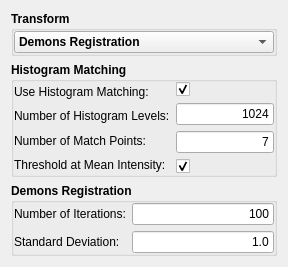
First picture: the form in Modules/Bundles/org.mitk.gui.qt.deformableregistration/src/internal/QmitkDemonsRegistrationViewControls.ui, repository MITK/MITK, before the edit.
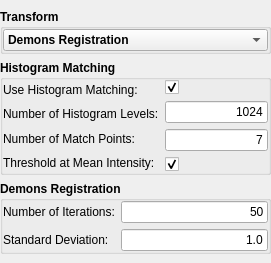
Second picture: the form after the edit.

Commit message: FIX (#2731): Layout changed to only provide Demonsbased registration methods for 3M. BSpline is set to hide();

```diff
--- a/Modules/Bundles/org.mitk.gui.qt.deformableregistration/src/internal/QmitkDemonsRegistrationViewControls.ui
+++ b/Modules/Bundles/org.mitk.gui.qt.deformableregistration/src/internal/QmitkDemonsRegistrationViewControls.ui
@@ -6,7 +6,7 @@
    <rect>
     <x>0</x>
     <y>0</y>
-    <width>269</width>
+    <width>271</width>
     <height>256</height>
    </rect>
   </property>
@@ -20,6 +20,21 @@
    <string>QmitkDemonsRegistrationViewControls</string>
   </property>
   <layout class="QVBoxLayout" name="verticalLayout_4">
+   <property name="spacing">
+    <number>6</number>
+   </property>
+   <property name="leftMargin">
+    <number>0</number>
+   </property>
+   <property name="topMargin">
+    <number>9</number>
+   </property>
+   <property name="rightMargin">
+    <number>0</number>
+   </property>
+   <property name="bottomMargin">
+    <number>9</number>
+   </property>
    <item>
     <widget class="QGroupBox" name="groupBox">
      <property name="font">
@@ -289,7 +304,7 @@
              </font>
             </property>
             <property name="text">
-             <string>100</string>
+             <string>50</string>
             </property>
             <property name="alignment">
              <set>Qt::AlignRight</set>
```
The commit also changes 3 other files.
